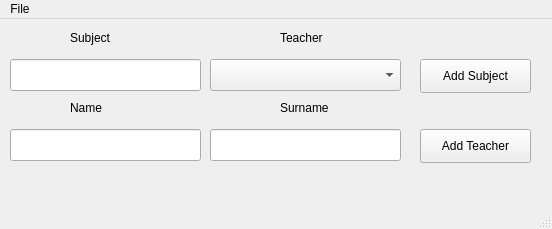
The window that createDB.ui (ice-bit/registro) describes before a commit, drawn with Qt 5.
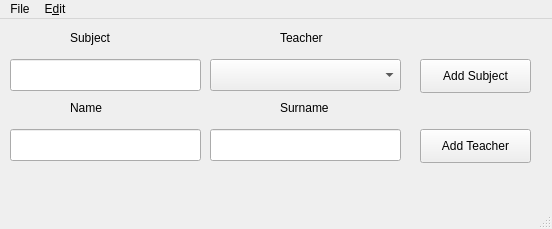
The same window after the commit.

What changed in the file:
```diff
--- a/createDB.ui
+++ b/createDB.ui
@@ -164,7 +164,14 @@
     </property>
     <addaction name="actionRefresh"/>
    </widget>
+   <widget class="QMenu" name="menuEdit">
+    <property name="title">
+     <string>E&amp;dit</string>
+    </property>
+    <addaction name="actionDelete"/>
+   </widget>
    <addaction name="menuFile"/>
+   <addaction name="menuEdit"/>
   </widget>
   <widget class="QStatusBar" name="statusbar"/>
   <action name="actionRefresh">
```
Left out of the diff: 12 changed lines with no effect on the pictures.
